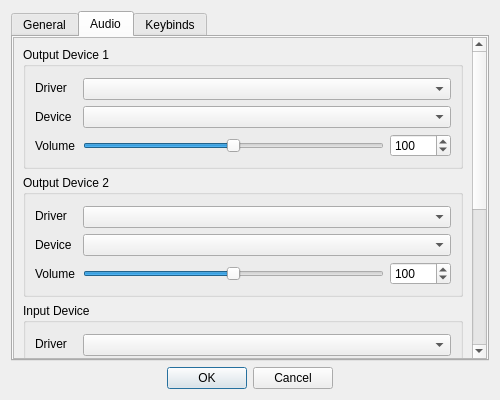
Above: src/Dialog/dialogsettings.ui from defaultsamson/Soundboard before the change. Below: the same form after it.
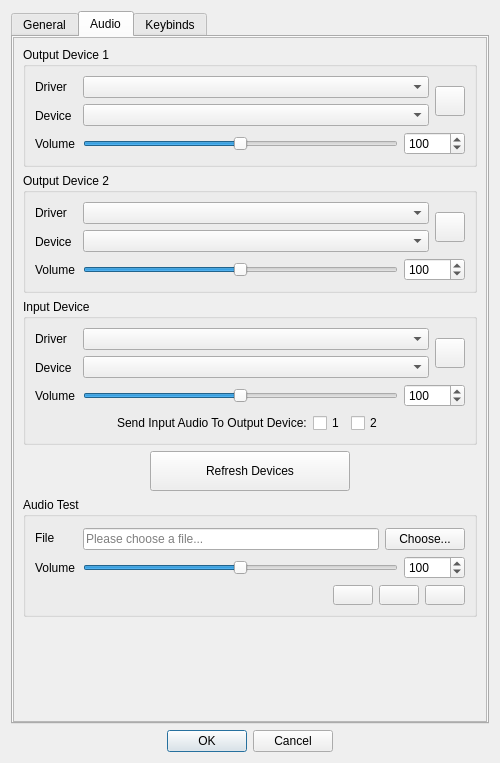
That is the form after the change. Icons and pictures are not drawn. Custom widgets are drawn as their Qt base class.

Commit message: Added delete buttons for audio devices

```diff
--- a/src/Dialog/dialogsettings.ui
+++ b/src/Dialog/dialogsettings.ui
@@ -7,7 +7,7 @@
     <x>0</x>
     <y>0</y>
     <width>500</width>
-    <height>400</height>
+    <height>763</height>
    </rect>
   </property>
   <property name="windowTitle">
@@ -113,9 +113,9 @@
              <property name="geometry">
               <rect>
                <x>0</x>
-               <y>-354</y>
-               <width>462</width>
-               <height>672</height>
+               <y>0</y>
+               <width>476</width>
+               <height>681</height>
               </rect>
              </property>
              <layout class="QVBoxLayout" name="verticalLayout_11">
@@ -189,7 +189,7 @@
                        <number>0</number>
                       </property>
                       <property name="topMargin">
-                       <number>2</number>
+                       <number>0</number>
                       </property>
                       <property name="rightMargin">
                        <number>0</number>
@@ -197,12 +197,49 @@
                       <property name="bottomMargin">
                        <number>0</number>
                       </property>
+                      <item>
+                       <layout class="QHBoxLayout" name="horizontalLayout_18">
+                        <item>
+                         <layout class="QVBoxLayout" name="verticalLayout_22">
                       <item>
                        <widget class="QComboBox" name="comboBoxDriver0"/>
                       </item>
                       <item>
                        <widget class="QComboBox" name="comboBoxOutputDevice0"/>
                       </item>
+                         </layout>
+                        </item>
+                        <item>
+                         <widget class="QPushButton" name="deleteButtonDevice0">
+                          <property name="minimumSize">
+                           <size>
+                            <width>30</width>
+                            <height>30</height>
+                           </size>
+                          </property>
+                          <property name="maximumSize">
+                           <size>
+                            <width>30</width>
+                            <height>30</height>
+                           </size>
+                          </property>
+                          <property name="text">
+                           <string/>
+                          </property>
+                          <property name="icon">
+                           <iconset resource="../../res.qrc">
+                            <normaloff>:/icons/res/delete2.png</normaloff>:/icons/res/delete2.png</iconset>
+                          </property>
+                          <property name="iconSize">
+                           <size>
+                            <width>30</width>
+                            <height>30</height>
+                           </size>
+                          </property>
+                         </widget>
+                        </item>
+                       </layout>
+                      </item>
                       <item>
                        <layout class="QHBoxLayout" name="horizontalLayout_11">
                         <item>
@@ -308,7 +345,7 @@
                        <number>0</number>
                       </property>
                       <property name="topMargin">
-                       <number>2</number>
+                       <number>0</number>
                       </property>
                       <property name="rightMargin">
                        <number>0</number>
@@ -316,12 +353,49 @@
                       <property name="bottomMargin">
                        <number>0</number>
                       </property>
+                      <item>
+                       <layout class="QHBoxLayout" name="horizontalLayout_17">
+                        <item>
+                         <layout class="QVBoxLayout" name="verticalLayout_17">
                       <item>
                        <widget class="QComboBox" name="comboBoxDriver1"/>
                       </item>
                       <item>
                        <widget class="QComboBox" name="comboBoxOutputDevice1"/>
                       </item>
+                         </layout>
+                        </item>
+                        <item>
+                         <widget class="QPushButton" name="deleteButtonDevice1">
+                          <property name="minimumSize">
+                           <size>
+                            <width>30</width>
+                            <height>30</height>
+                           </size>
+                          </property>
+                          <property name="maximumSize">
+                           <size>
+                            <width>30</width>
+                            <height>30</height>
+                           </size>
+                          </property>
+                          <property name="text">
+                           <string/>
+                          </property>
+                          <property name="icon">
+                           <iconset resource="../../res.qrc">
+                            <normaloff>:/icons/res/delete2.png</normaloff>:/icons/res/delete2.png</iconset>
+                          </property>
+                          <property name="iconSize">
+                           <size>
+                            <width>30</width>
+                            <height>30</height>
+                           </size>
+                          </property>
+                         </widget>
+                        </item>
+                       </layout>
+                      </item>
                       <item>
                        <layout class="QHBoxLayout" name="horizontalLayout_10">
                         <item>
@@ -367,22 +441,9 @@
                 </property>
                 <layout class="QVBoxLayout" name="verticalLayout_9">
                  <item>
-                  <layout class="QHBoxLayout" name="horizontalLayout_14">
+                  <layout class="QHBoxLayout" name="horizontalLayout_16">
                    <item>
-                    <widget class="QWidget" name="widget_10" native="true">
-                     <layout class="QVBoxLayout" name="verticalLayout_17">
-                      <property name="leftMargin">
-                       <number>0</number>
-                      </property>
-                      <property name="topMargin">
-                       <number>0</number>
-                      </property>
-                      <property name="rightMargin">
-                       <number>0</number>
-                      </property>
-                      <property name="bottomMargin">
-                       <number>0</number>
-                      </property>
+                    <layout class="QVBoxLayout" name="verticalLayout_20">
                       <item>
                        <widget class="QLabel" name="label_13">
                         <property name="text">
@@ -405,7 +466,6 @@
                        </widget>
                       </item>
                      </layout>
-                    </widget>
                    </item>
                    <item>
                     <spacer name="horizontalSpacer_10">
@@ -424,26 +484,50 @@
                     </spacer>
                    </item>
                    <item>
-                    <widget class="QWidget" name="widget_9" native="true">
+                    <layout class="QVBoxLayout" name="verticalLayout_21">
+                     <item>
+                      <layout class="QHBoxLayout" name="horizontalLayout_14">
+                       <item>
                      <layout class="QVBoxLayout" name="verticalLayout_15">
-                      <property name="leftMargin">
-                       <number>0</number>
-                      </property>
-                      <property name="topMargin">
-                       <number>2</number>
-                      </property>
-                      <property name="rightMargin">
-                       <number>0</number>
-                      </property>
-                      <property name="bottomMargin">
-                       <number>0</number>
-                      </property>
                       <item>
                        <widget class="QComboBox" name="comboBoxDriverInput"/>
                       </item>
                       <item>
                        <widget class="QComboBox" name="comboBoxDeviceInput"/>
                       </item>
+                        </layout>
+                       </item>
+                       <item>
+                        <widget class="QPushButton" name="deleteButtonDeviceInput">
+                         <property name="minimumSize">
+                          <size>
+                           <width>30</width>
+                           <height>30</height>
+                          </size>
+                         </property>
+                         <property name="maximumSize">
+                          <size>
+                           <width>30</width>
+                           <height>30</height>
+                          </size>
+                         </property>
+                         <property name="text">
+                          <string/>
+                         </property>
+                         <property name="icon">
+                          <iconset resource="../../res.qrc">
+                           <normaloff>:/icons/res/delete2.png</normaloff>:/icons/res/delete2.png</iconset>
+                         </property>
+                         <property name="iconSize">
+                          <size>
+                           <width>30</width>
+                           <height>30</height>
+                          </size>
+                         </property>
+                        </widget>
+                       </item>
+                      </layout>
+                     </item>
                       <item>
                        <layout class="QHBoxLayout" name="horizontalLayout_3">
                         <item>
@@ -472,7 +556,6 @@
                        </layout>
                       </item>
                      </layout>
-                    </widget>
                    </item>
                   </layout>
                  </item>
```
Lines whose indentation alone changed are shown as unchanged. The commit also changes 2 other files.
